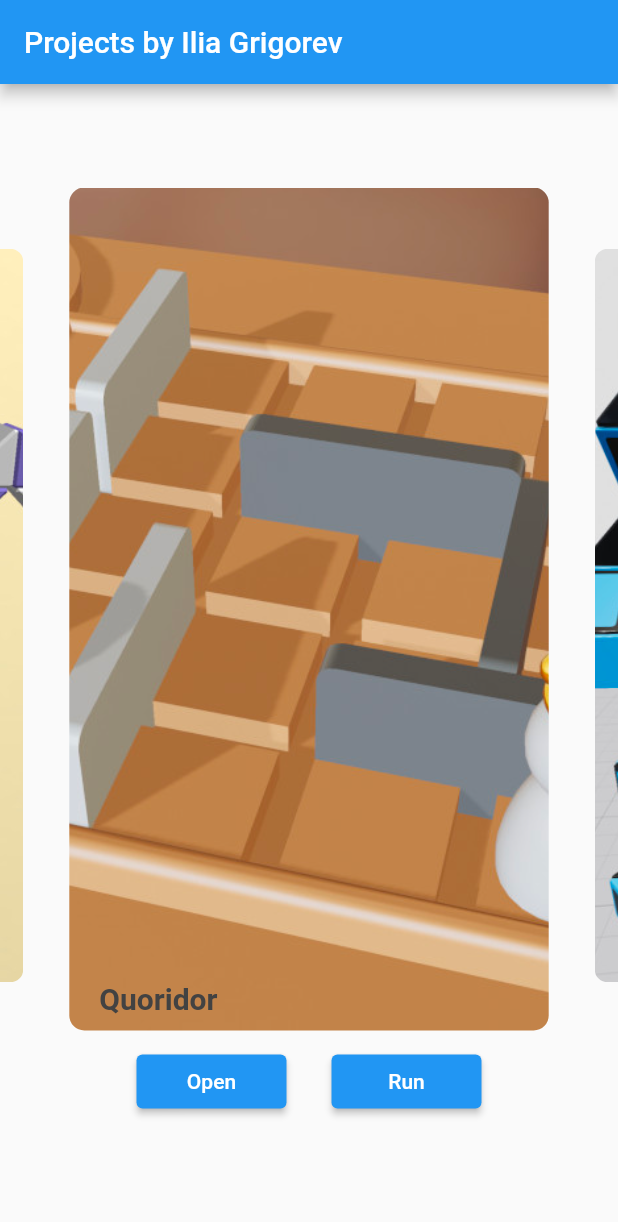
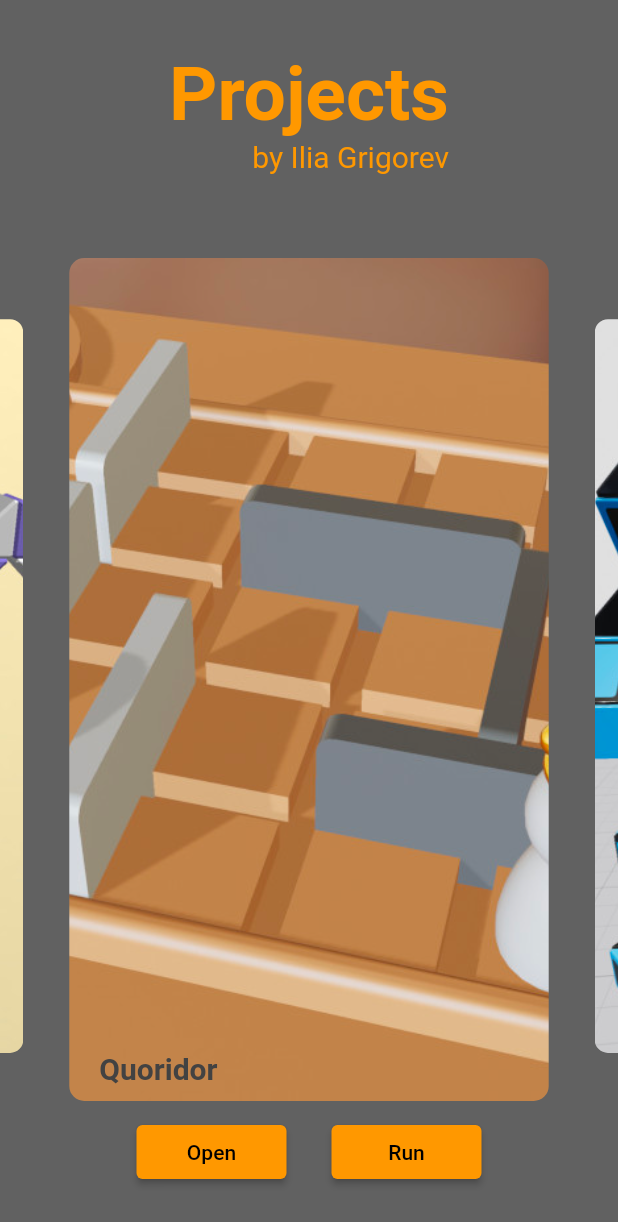
Before and after one commit to iliagrigorevdev/iliagrigorevdev.github.io, a Flutter app: the screen it shows after launch, on a phone screen of 412 x 824 dp. Shown: the top 1222 px of the screen. Run offline on Flutter 3.47's test engine with Material 2 defaults, Android fonts, the phone set to English and light mode, and no system bars; drawn by our look-alikes of carousel_slider; missing offline and left inert: dart:html.

Commit message:
Removed bar and set orange as primary swatch and dark grey as background

```diff
--- a/app/lib/main.dart
+++ b/app/lib/main.dart
@@ -7,7 +7,6 @@ void main() {
   runApp(App());
 }
 
-const String title = 'Projects by Ilia Grigorev';
 const String repositoryOrigin = 'https://github.com/iliagrigorevdev';
 const String pageOrigin = 'https://iliagrigorevdev.github.io';
 const double screenshotWidth = 1280;
@@ -40,9 +39,10 @@ class App extends StatelessWidget {
   @override
   Widget build(BuildContext context) {
     return MaterialApp(
-      title: title,
+      title: 'Projects by Ilia Grigorev',
       theme: ThemeData(
-        primarySwatch: Colors.blue,
+        scaffoldBackgroundColor: Colors.grey[700],
+        primarySwatch: Colors.orange,
       ),
       home: HomePage(),
     );
@@ -55,10 +55,33 @@ class HomePage extends StatelessWidget {
   @override
   Widget build(BuildContext context) {
     return Scaffold(
-      appBar: AppBar(
-        title: Text(title),
+      body: Column(
+        children: [
+          SizedBox(
+            height: 150,
+            child: Column(
+              mainAxisAlignment: MainAxisAlignment.center,
+              crossAxisAlignment: CrossAxisAlignment.end,
+              children: [
+                Text(
+                  'Projects',
+                  style: TextStyle(
+                    color: Colors.orange,
+                    fontSize: 50.0,
+                    fontWeight: FontWeight.bold
+                  )
                 ),
-      body: Center(
+                Text(
+                  'by Ilia Grigorev',
+                  style: TextStyle(
+                    color: Colors.orange,
+                    fontSize: 20.0
+                  )
+                ),
+              ],
+            ),
+          ),
+          Expanded(
             child: CarouselSlider(
               options: CarouselOptions(
                 autoPlay: true,
@@ -134,8 +157,10 @@ class HomePage extends StatelessWidget {
                     );
                   }
                 );
-          }).toList()
+              }).toList(),
             ),
+          ),
+        ],
       ),
     );
   }
```
Lines whose indentation alone changed are shown as unchanged.
